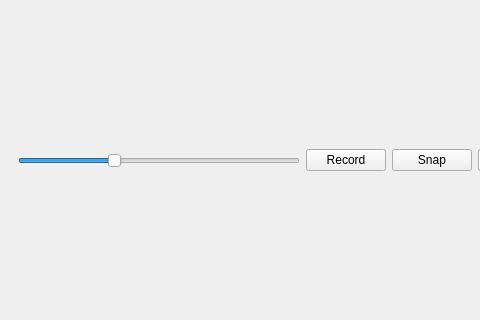
surfzoid/QtVsPlayer, file rtspwindow.ui: the form before one commit; both pictures show x 0 to 480 and y 138 to 458 of the 974 by 600 pixel window.
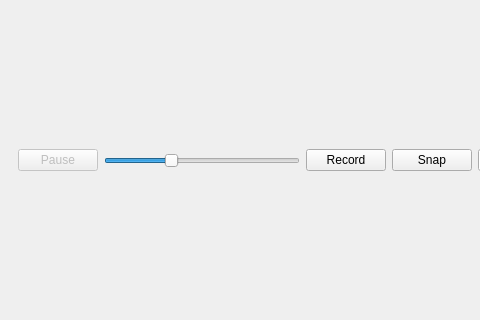
The form after the commit. Icons and pictures are not drawn.

Commit message: Would like pause RTSP stream

The edit to the form file:
```diff
--- a/rtspwindow.ui
+++ b/rtspwindow.ui
@@ -25,6 +25,16 @@
     <item>
      <widget class="QWidget" name="ComboBxs" native="true">
       <layout class="QHBoxLayout" name="horizontalLayout_2">
+       <item>
+        <widget class="QPushButton" name="PauseBtn">
+         <property name="enabled">
+          <bool>false</bool>
+         </property>
+         <property name="text">
+          <string>Pause</string>
+         </property>
+        </widget>
+       </item>
        <item>
         <widget class="QSlider" name="PtzSliderSpeed">
          <property name="toolTip">
```
The commit also changes 2 other files.
